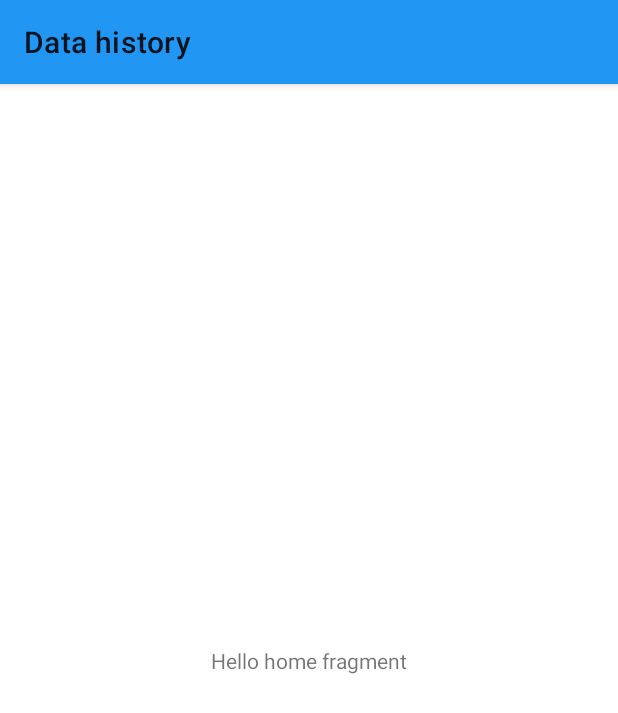
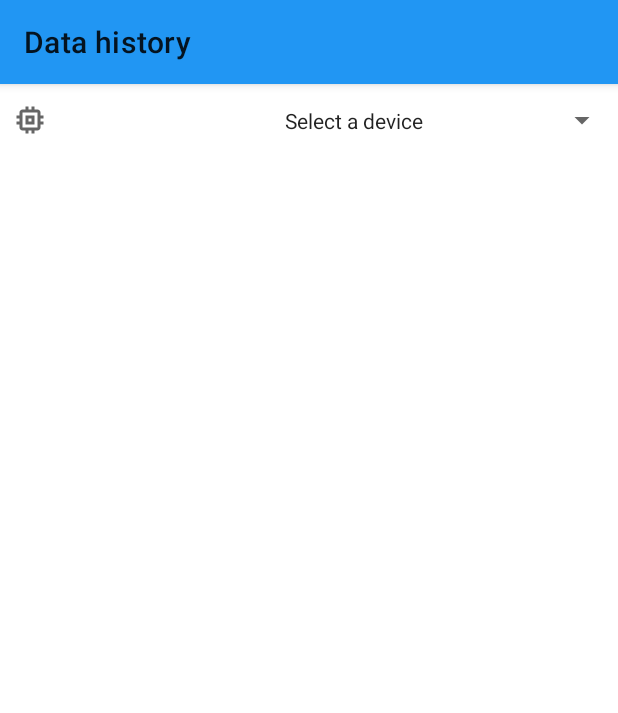
Before and after one commit to skichrome/MyGarden, an Android app: the screen it shows after launch (MainActivity), on a phone screen of 412 x 824 dp. Shown: the top 713 px of the screen. Run offline under Robolectric (Android 15) with nearby library versions, the phone set to English and light mode, and no system bars; our stand-ins replace Room's generated code, Timber, data binding, navigation-ui; 3 statements that could not run were skipped.

Commit message:
feat: ajout du spinner de sélection des appareils avec une valeur vide par défaut.

```diff
--- a/app/src/main/java/fr/skichrome/garden/KoinDefinitions.kt
+++ b/app/src/main/java/fr/skichrome/garden/KoinDefinitions.kt
@@ -45,6 +45,6 @@ private val dataSyncModule = module {
 }
 
 private val mainModule = module {
-    single<HomeRepository> { HomeRepositoryImpl(get()) }
+    single<HomeRepository> { HomeRepositoryImpl(get(), get()) }
     viewModel { HomeViewModel(get()) }
 }
--- a/app/src/main/java/fr/skichrome/garden/home/HomeFragment.kt
+++ b/app/src/main/java/fr/skichrome/garden/home/HomeFragment.kt
@@ -1,9 +1,14 @@
 package fr.skichrome.garden.home
 
+import android.view.View
+import android.widget.AdapterView
 import fr.skichrome.garden.R
 import fr.skichrome.garden.databinding.FragmentHomeBinding
+import fr.skichrome.garden.model.local.Device
+import fr.skichrome.garden.util.AppEventObserver
 import fr.skichrome.garden.util.BaseFragment
 import org.koin.androidx.viewmodel.ext.android.viewModel
+import timber.log.Timber
 
 class HomeFragment : BaseFragment<FragmentHomeBinding>(R.layout.fragment_home)
 {
@@ -12,6 +17,7 @@ class HomeFragment : BaseFragment<FragmentHomeBinding>(R.layout.fragment_home)
     // ===================================
 
     private val homeViewModel: HomeViewModel by viewModel()
+    private var spinnerAdapter: HomeSpinnerAdapter? = null
 
     // ===================================
     //         Superclass Methods
@@ -22,11 +28,50 @@ class HomeFragment : BaseFragment<FragmentHomeBinding>(R.layout.fragment_home)
         configureViewModel()
     }
 
+    override fun onDestroyView()
+    {
+        spinnerAdapter = null
+        super.onDestroyView()
+    }
+
     // ===================================
     //               Methods
     // ===================================
 
     private fun configureViewModel()
     {
+        homeViewModel.errorMsgRef.observe(viewLifecycleOwner, AppEventObserver { showSnackBar(it) })
+        homeViewModel.devices.observe(viewLifecycleOwner) { updateSpinner(it) }
+        homeViewModel.devicesData.observe(viewLifecycleOwner) {
+            if (it == null)
+            {
+                Timber.d("No device selected placeholder")
+            } else
+                Timber.d("Loaded device data [${it.map { dd -> dd.id }}]")
+        }
+    }
+
+    private fun updateSpinner(devices: List<Device>)
+    {
+        val itemsWithNullEntry = mutableListOf<Pair<Device?, String>>(Pair(null, getString(R.string.fragment_home_spinner_null_entry)))
+        devices.map { itemsWithNullEntry.add(Pair(it, it.name)) }
+
+        Timber.w("Items: $itemsWithNullEntry")
+
+        spinnerAdapter = HomeSpinnerAdapter(requireContext(), itemsWithNullEntry)
+        binding.fragmentHomeSpinnerDevices.adapter = spinnerAdapter
+        binding.fragmentHomeSpinnerDevices.onItemSelectedListener = object : AdapterView.OnItemSelectedListener
+        {
+            override fun onItemSelected(parent: AdapterView<*>?, view: View?, position: Int, id: Long)
+            {
+                homeViewModel.setCurrentDevice(itemsWithNullEntry[position].first)
+                    .also { Timber.d("Loading device [${itemsWithNullEntry[position].first?.id}] [${itemsWithNullEntry[position].second}]") }
+            }
+
+            override fun onNothingSelected(parent: AdapterView<*>?)
+            {
+                Timber.i("[fragmentHomeSpinnerDevices] - OnNothingSelected called")
+            }
+        }
     }
 }
--- a/app/src/main/java/fr/skichrome/garden/home/HomeRepository.kt
+++ b/app/src/main/java/fr/skichrome/garden/home/HomeRepository.kt
@@ -1,11 +1,32 @@
 package fr.skichrome.garden.home
 
+import androidx.lifecycle.LiveData
+import fr.skichrome.garden.model.local.Device
+import fr.skichrome.garden.model.local.DeviceData
+import fr.skichrome.garden.model.local.DeviceDataSource
 import fr.skichrome.garden.model.local.DeviceSource
+import fr.skichrome.garden.util.AppResult
 
 interface HomeRepository
 {
+    // --- Devices --- //
+
+    fun observeAllDevices(): LiveData<AppResult<List<Device>>>
+    suspend fun loadDevice(deviceId: Long): AppResult<Device>
+
+    // --- Device Data --- //
+
+    suspend fun getDeviceData(deviceId: Long): AppResult<List<DeviceData>>
 }
 
-class HomeRepositoryImpl(private val deviceSource: DeviceSource) : HomeRepository
+class HomeRepositoryImpl(private val deviceSource: DeviceSource, private val deviceDataSource: DeviceDataSource) : HomeRepository
 {
+    // --- Devices --- //
+
+    override fun observeAllDevices(): LiveData<AppResult<List<Device>>> = deviceSource.observeDevices()
+    override suspend fun loadDevice(deviceId: Long): AppResult<Device> = deviceSource.getDevice(deviceId)
+
+    // --- Device Data --- //
+
+    override suspend fun getDeviceData(deviceId: Long): AppResult<List<DeviceData>> = deviceDataSource.getDevicesDataByDevice(deviceId)
 }
--- /dev/null
+++ b/app/src/main/java/fr/skichrome/garden/home/HomeSpinnerAdapter.kt
@@ -0,0 +1,42 @@
+package fr.skichrome.garden.home
+
+import android.content.Context
+import android.view.LayoutInflater
+import android.view.View
+import android.view.ViewGroup
+import android.widget.ArrayAdapter
+import fr.skichrome.garden.R
+import fr.skichrome.garden.databinding.SpinnerItemDevicesBinding
+import fr.skichrome.garden.model.local.Device
+
+class HomeSpinnerAdapter(context: Context, private val items: MutableList<Pair<Device?, String>>) :
+    ArrayAdapter<Pair<Device?, String>>(context, R.layout.spinner_item_devices, items)
+{
+    // =================================
+    //        Superclass Methods
+    // =================================
+
+    override fun getView(position: Int, convertView: View?, parent: ViewGroup): View
+    {
+        return getCustomView(position, parent)
+    }
+
+    override fun getDropDownView(position: Int, convertView: View?, parent: ViewGroup): View
+    {
+        return getCustomView(position, parent)
+    }
+
+    // =================================
+    //              Methods
+    // =================================
+
+    private fun getCustomView(position: Int, parent: ViewGroup): View
+    {
+        val binding = SpinnerItemDevicesBinding.inflate(LayoutInflater.from(parent.context), parent, false)
+        with(binding) {
+            spinnerItemDevicesIdText.text = items[position].first?.deviceId
+            spinnerItemDevicesNameText.text = items[position].second
+        }
+        return binding.root
+    }
+}
--- a/app/src/main/java/fr/skichrome/garden/home/HomeViewModel.kt
+++ b/app/src/main/java/fr/skichrome/garden/home/HomeViewModel.kt
@@ -1,7 +1,68 @@
 package fr.skichrome.garden.home
 
-import androidx.lifecycle.ViewModel
+import androidx.annotation.StringRes
+import androidx.lifecycle.*
+import fr.skichrome.garden.R
+import fr.skichrome.garden.model.local.Device
+import fr.skichrome.garden.model.local.DeviceData
+import fr.skichrome.garden.util.AppEvent
+import fr.skichrome.garden.util.AppResult
+import kotlinx.coroutines.launch
 
-class HomeViewModel(private val homeRepository: HomeRepository) : ViewModel()
+class HomeViewModel(private val repository: HomeRepository) : ViewModel()
 {
+    // =================================
+    //            Fields
+    // =================================
+
+    private val _errorMsgRef = MutableLiveData<AppEvent<Int>>()
+    val errorMsgRef: LiveData<AppEvent<Int>> = _errorMsgRef
+
+    // --- Devices --- //
+
+    private val _devices: LiveData<List<Device>> = repository.observeAllDevices().map {
+        return@map if (it is AppResult.Success) it.data
+        else emptyList()
+    }
+    val devices: LiveData<List<Device>> = _devices
+
+    private val _currentDevice = MutableLiveData<Device?>()
+
+    // --- Devices data --- //
+
+    private val _devicesData: LiveData<List<DeviceData>?> = _currentDevice.switchMap { device ->
+        if (device == null)
+            return@switchMap MutableLiveData(null)
+
+        return@switchMap loadDeviceData(deviceId = device.id)
+    }
+    val devicesData: LiveData<List<DeviceData>?> = _devicesData
+
+    // =================================
+    //              Methods
+    // =================================
+
+    private fun setError(@StringRes msgRef: Int)
+    {
+        _errorMsgRef.value = AppEvent(msgRef)
+    }
+
+    private fun loadDeviceData(deviceId: Long): MutableLiveData<List<DeviceData>>
+    {
+        val resultLiveData: MutableLiveData<List<DeviceData>> = MutableLiveData(emptyList())
+
+        viewModelScope.launch {
+            when (val result = repository.getDeviceData(deviceId))
+            {
+                is AppResult.Success -> resultLiveData.value = result.data
+                else -> setError(R.string.view_model_home_load_device_data_error)
+            }
+        }
+        return resultLiveData
+    }
+
+    fun setCurrentDevice(device: Device?)
+    {
+        _currentDevice.value = device
+    }
 }
--- a/app/src/main/java/fr/skichrome/garden/model/local/Device.kt
+++ b/app/src/main/java/fr/skichrome/garden/model/local/Device.kt
@@ -26,6 +26,9 @@ interface DeviceDao : BaseDao<Device>
 
     @Query("SELECT * FROM devices")
     suspend fun getAllDeviceId(): List<Device>
+
+    @Query("SELECT * FROM devices WHERE device_id = :deviceId LIMIT 1")
+    suspend fun getDevice(deviceId: Long): Device
 }
 
 interface DeviceSource
@@ -33,6 +36,7 @@ interface DeviceSource
     fun observeDevices(): LiveData<AppResult<List<Device>>>
     suspend fun insertDevices(devices: List<Device>): AppResult<List<Long>>
     suspend fun getAllDevicesId(): AppResult<List<Long>>
+    suspend fun getDevice(deviceId: Long): AppResult<Device>
 }
 
 class DeviceSourceImpl(db: GardenDatabase, private val dispatcher: CoroutineDispatcher = Dispatchers.IO) : DeviceSource
@@ -71,4 +75,15 @@ class DeviceSourceImpl(db: GardenDatabase, private val dispatcher: CoroutineDisp
             AppResult.Error(e)
         }
     }
+
+    override suspend fun getDevice(deviceId: Long): AppResult<Device> = withContext(dispatcher) {
+        return@withContext try
+        {
+            val result = deviceDao.getDevice(deviceId)
+            AppResult.Success(result)
+        } catch (e: Throwable)
+        {
+            AppResult.Error(e)
+        }
+    }
 }
--- a/app/src/main/java/fr/skichrome/garden/model/local/DeviceData.kt
+++ b/app/src/main/java/fr/skichrome/garden/model/local/DeviceData.kt
@@ -1,7 +1,5 @@
 package fr.skichrome.garden.model.local
 
-import androidx.lifecycle.LiveData
-import androidx.lifecycle.map
 import androidx.room.*
 import fr.skichrome.garden.util.AppResult
 import kotlinx.coroutines.CoroutineDispatcher
@@ -35,12 +33,12 @@ data class DeviceData(
 interface DeviceDataDao : BaseDao<DeviceData>
 {
     @Query("SELECT * FROM devices_data WHERE device_ref == :deviceRef")
-    fun observeDeviceDataByDevice(deviceRef: Long): LiveData<List<DeviceData>>
+    suspend fun getDeviceDataByDevice(deviceRef: Long): List<DeviceData>
 }
 
 interface DeviceDataSource
 {
-    suspend fun observeDevicesDataByDevice(deviceRef: Long): LiveData<AppResult<List<DeviceData>>>
+    suspend fun getDevicesDataByDevice(deviceRef: Long): AppResult<List<DeviceData>>
     suspend fun insertDevicesData(devicesData: List<DeviceData>): AppResult<List<Long>>
 }
 
@@ -56,8 +54,16 @@ class DeviceDataSourceImpl(db: GardenDatabase, private val dispatcher: Coroutine
     //         Superclass Methods
     // ===================================
 
-    override suspend fun observeDevicesDataByDevice(deviceRef: Long): LiveData<AppResult<List<DeviceData>>> =
-        deviceDataDao.observeDeviceDataByDevice(deviceRef).map { AppResult.Success(it) }
+    override suspend fun getDevicesDataByDevice(deviceRef: Long): AppResult<List<DeviceData>> = withContext(dispatcher) {
+        return@withContext try
+        {
+            val result = deviceDataDao.getDeviceDataByDevice(deviceRef)
+            AppResult.Success(result)
+        } catch (e: Throwable)
+        {
+            AppResult.Error(e)
+        }
+    }
 
     override suspend fun insertDevicesData(devicesData: List<DeviceData>): AppResult<List<Long>> = withContext(dispatcher) {
         return@withContext try
--- a/app/src/main/java/fr/skichrome/garden/util/AppEvent.kt
+++ b/app/src/main/java/fr/skichrome/garden/util/AppEvent.kt
@@ -54,7 +54,7 @@ open class AppEvent<out T>(private val content: T)
  *
  * [onEventUnhandledContent] is *only* called if the [AppEvent]'s contents has not been handled.
  */
-class EventObserver<T>(private val onEventUnhandledContent: (T) -> Unit) : Observer<AppEvent<T>>
+class AppEventObserver<T>(private val onEventUnhandledContent: (T) -> Unit) : Observer<AppEvent<T>>
 {
     override fun onChanged(event: AppEvent<T>?)
     {
--- a/app/src/main/java/fr/skichrome/garden/util/BaseFragment.kt
+++ b/app/src/main/java/fr/skichrome/garden/util/BaseFragment.kt
@@ -5,9 +5,11 @@ import android.view.LayoutInflater
 import android.view.View
 import android.view.ViewGroup
 import androidx.annotation.LayoutRes
+import androidx.annotation.StringRes
 import androidx.databinding.DataBindingUtil
 import androidx.databinding.ViewDataBinding
 import androidx.fragment.app.Fragment
+import com.google.android.material.snackbar.Snackbar
 
 abstract class BaseFragment<T : ViewDataBinding>(@LayoutRes private var layout: Int) : Fragment()
 {
@@ -31,4 +33,10 @@ abstract class BaseFragment<T : ViewDataBinding>(@LayoutRes private var layout:
         super.onViewCreated(view, savedInstanceState)
         onBindingReady()
     }
+
+    // =================================
+    //              Methods
+    // =================================
+
+    protected fun showSnackBar(@StringRes msgRef: Int) = Snackbar.make(binding.root, msgRef, Snackbar.LENGTH_LONG).show()
 }
--- /dev/null
+++ b/app/src/main/res/drawable/ic_baseline_memory_24.xml
@@ -0,0 +1,13 @@
+<?xml version="1.0" encoding="utf-8"?>
+
+<vector
+    xmlns:android="http://schemas.android.com/apk/res/android"
+    android:width="24dp"
+    android:height="24dp"
+    android:tint="?attr/colorControlNormal"
+    android:viewportWidth="24"
+    android:viewportHeight="24">
+    <path
+        android:fillColor="@android:color/white"
+        android:pathData="M15,9L9,9v6h6L15,9zM13,13h-2v-2h2v2zM21,11L21,9h-2L19,7c0,-1.1 -0.9,-2 -2,-2h-2L15,3h-2v2h-2L11,3L9,3v2L7,5c-1.1,0 -2,0.9 -2,2v2L3,9v2h2v2L3,13v2h2v2c0,1.1 0.9,2 2,2h2v2h2v-2h2v2h2v-2h2c1.1,0 2,-0.9 2,-2v-2h2v-2h-2v-2h2zM17,17L7,17L7,7h10v10z" />
+</vector>
--- a/app/src/main/res/layout/fragment_home.xml
+++ b/app/src/main/res/layout/fragment_home.xml
@@ -1,20 +1,22 @@
 <?xml version="1.0" encoding="utf-8"?>
 
-<layout xmlns:android="http://schemas.android.com/apk/res/android"
-    xmlns:app="http://schemas.android.com/apk/res-auto">
+<layout
+    xmlns:android="http://schemas.android.com/apk/res/android"
+    xmlns:app="http://schemas.android.com/apk/res-auto"
+    xmlns:tools="http://schemas.android.com/tools">
 
     <androidx.constraintlayout.widget.ConstraintLayout
         android:layout_width="match_parent"
         android:layout_height="match_parent">
 
-        <TextView
-            android:layout_width="wrap_content"
+        <androidx.appcompat.widget.AppCompatSpinner
+            android:id="@+id/fragmentHomeSpinnerDevices"
+            android:layout_width="0dp"
             android:layout_height="wrap_content"
-            android:text="Hello home fragment"
-            app:layout_constraintBottom_toBottomOf="parent"
             app:layout_constraintEnd_toEndOf="parent"
             app:layout_constraintStart_toStartOf="parent"
-            app:layout_constraintTop_toTopOf="parent" />
+            app:layout_constraintTop_toTopOf="parent"
+            tools:listitem="@layout/spinner_item_devices" />
 
     </androidx.constraintlayout.widget.ConstraintLayout>
 </layout>
--- /dev/null
+++ b/app/src/main/res/layout/spinner_item_devices.xml
@@ -0,0 +1,58 @@
+<?xml version="1.0" encoding="utf-8"?>
+
+<layout
+    xmlns:android="http://schemas.android.com/apk/res/android"
+    xmlns:app="http://schemas.android.com/apk/res-auto"
+    xmlns:tools="http://schemas.android.com/tools">
+
+    <androidx.constraintlayout.widget.ConstraintLayout
+        android:layout_width="match_parent"
+        android:layout_height="wrap_content"
+        android:minHeight="?attr/dropdownListPreferredItemHeight">
+
+        <androidx.appcompat.widget.AppCompatImageView
+            android:id="@+id/spinnerItemDevicesImageView"
+            android:layout_width="wrap_content"
+            android:layout_height="wrap_content"
+            android:layout_margin="8dp"
+            android:src="@drawable/ic_baseline_memory_24"
+            app:layout_constraintBottom_toBottomOf="parent"
+            app:layout_constraintStart_toStartOf="parent"
+            app:layout_constraintTop_toTopOf="parent" />
+
+        <TextView
+            android:id="@+id/spinnerItemDevicesIdText"
+            style="@style/TextAppearance.AppCompat.Body1"
+            android:layout_width="0dp"
+            android:layout_height="wrap_content"
+            android:layout_marginHorizontal="8dp"
+            android:maxLines="1"
+            android:paddingVertical="4dp"
+            app:layout_constraintBottom_toBottomOf="parent"
+            app:layout_constraintEnd_toStartOf="@+id/spinnerItemDevicesGuideline"
+            app:layout_constraintStart_toEndOf="@+id/spinnerItemDevicesImageView"
+            app:layout_constraintTop_toTopOf="parent"
+            tools:text="@tools:sample/lorem/random" />
+
+        <androidx.constraintlayout.widget.Guideline
+            android:id="@+id/spinnerItemDevicesGuideline"
+            android:layout_width="wrap_content"
+            android:layout_height="wrap_content"
+            android:orientation="vertical"
+            app:layout_constraintGuide_percent="0.5" />
+
+        <TextView
+            android:id="@+id/spinnerItemDevicesNameText"
+            style="@style/TextAppearance.AppCompat.Body1"
+            android:layout_width="0dp"
+            android:layout_height="wrap_content"
+            android:layout_marginHorizontal="8dp"
+            android:maxLines="1"
+            android:paddingVertical="4dp"
+            app:layout_constraintBottom_toBottomOf="parent"
+            app:layout_constraintEnd_toEndOf="parent"
+            app:layout_constraintStart_toEndOf="@+id/spinnerItemDevicesGuideline"
+            app:layout_constraintTop_toTopOf="parent"
+            tools:text="@tools:sample/lorem/random" />
+    </androidx.constraintlayout.widget.ConstraintLayout>
+</layout>
--- a/app/src/main/res/values/strings.xml
+++ b/app/src/main/res/values/strings.xml
@@ -2,4 +2,9 @@
 
 <resources>
     <string name="app_name">My Garden</string>
+
+    <!-- Home Fragment -->
+    <string name="fragment_home_spinner_null_entry">Select a device</string>
+    <string name="view_model_home_load_device_error">An error occurred when trying to load the device</string>
+    <string name="view_model_home_load_device_data_error">An error occurred when trying to load device data</string>
 </resources>
```
